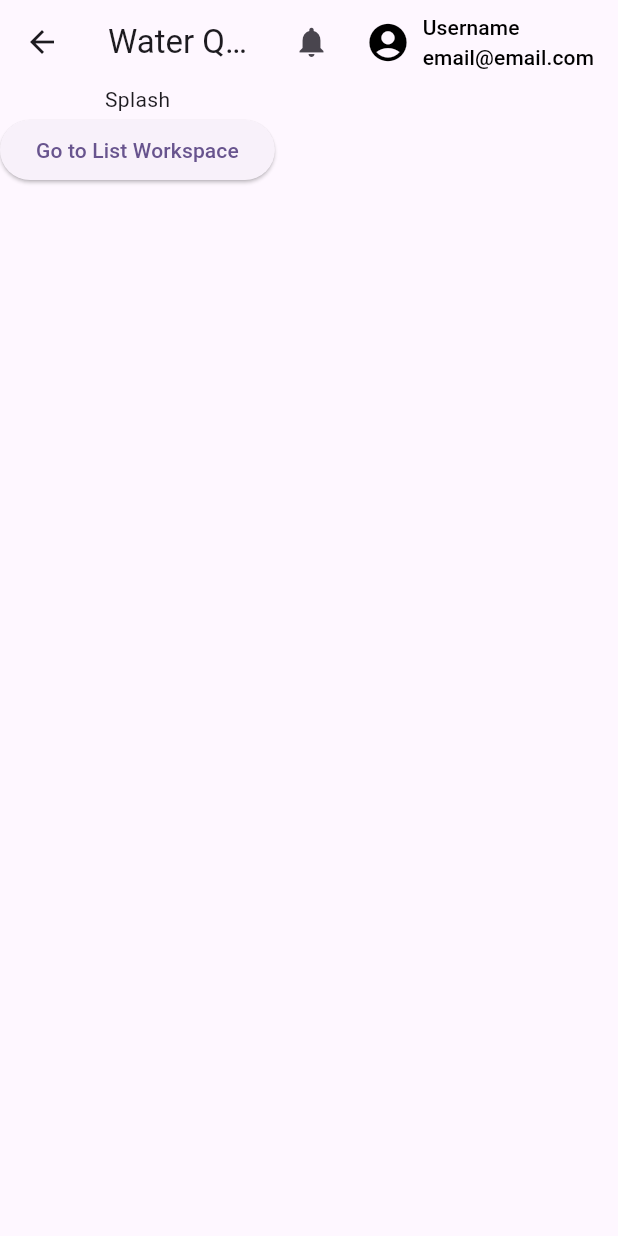
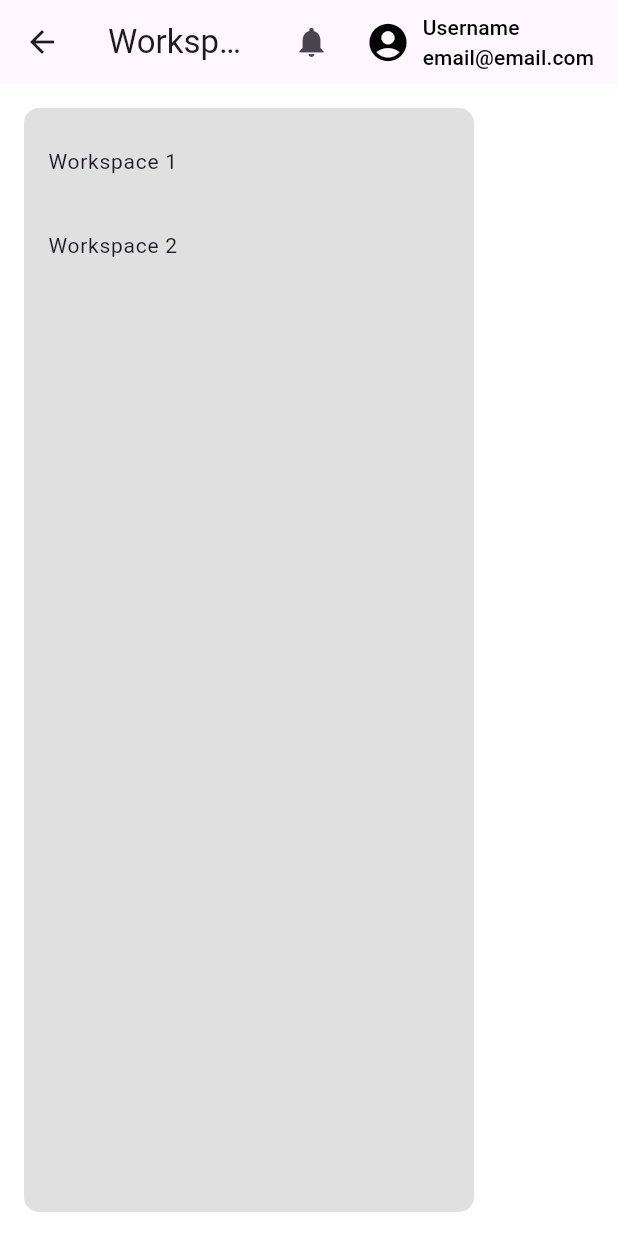
Before and after one commit to Emmanueloz/frontend_water_quality, a Flutter app: the Layout screen opened directly, on a phone screen of 412 x 824 dp. Run offline on Flutter 3.47's test engine with Material 3 defaults, Android fonts, the phone set to English and light mode, and no system bars; our stand-ins replace go_router.

Commit message:
fix(workspaces) base para la lista de workspace

```diff
--- a/lib/domain/models/route_properties.dart
+++ b/lib/domain/models/route_properties.dart
@@ -1,9 +1,11 @@
 class RouteProperties {
   final String name;
   final String path;
+  final String? pathRoot;
 
   RouteProperties({
     required this.name,
     required this.path,
+    this.pathRoot,
   });
 }
--- /dev/null
+++ b/lib/presentation/widgets/common/sidebar_item.dart
@@ -0,0 +1,23 @@
+import 'package:flutter/material.dart';
+
+class SideBarItem extends StatelessWidget {
+  final String title;
+  final void Function()? onTap;
+
+  const SideBarItem({super.key, required this.title, this.onTap});
+
+  @override
+  Widget build(BuildContext context) {
+    return Container(
+      padding: const EdgeInsets.symmetric(vertical: 4.0),
+      child: ListTile(
+        title: Text(
+          title,
+          style: const TextStyle(fontSize: 14),
+        ),
+        dense: true,
+        onTap: onTap,
+      ),
+    );
+  }
+}
--- a/lib/presentation/widgets/layout/layout.dart
+++ b/lib/presentation/widgets/layout/layout.dart
@@ -11,6 +11,7 @@ class Layout extends StatelessWidget {
     return Scaffold(
       appBar: AppBarNavigation(title: title),
       body: body,
+      backgroundColor: Colors.white70,
     );
   }
 }
--- a/lib/router/app_router.dart
+++ b/lib/router/app_router.dart
@@ -1,4 +1,5 @@
 // app_router.dart
+import 'package:frontend_water_quality/presentation/pages/list_workspace.dart';
 import 'package:frontend_water_quality/presentation/pages/simple.dart';
 import 'package:frontend_water_quality/presentation/pages/splash.dart';
 import 'package:frontend_water_quality/router/routes.dart';
@@ -28,7 +29,7 @@ class AppRouter {
       GoRoute(
         path: Routes.listWorkspace.path,
         name: Routes.listWorkspace.name,
-        builder: (context, state) => const Simple(title: 'List Workspace'),
+        builder: (context, state) => const ListWorkspace(),
       ),
       GoRoute(
         path: Routes.viewWorkspace.path,
--- a/lib/router/routes.dart
+++ b/lib/router/routes.dart
@@ -20,6 +20,7 @@ class Routes {
   static RouteProperties viewWorkspace = RouteProperties(
     name: "viewWorkspace",
     path: "/workspace/:id",
+    pathRoot: "/workspace/",
   );
   static RouteProperties profile = RouteProperties(
     name: "profile",
```
Also changed, not shown: lib/presentation/pages/list_workspace.dart (added, +73 -0 lines), lib/presentation/widgets/specific/workspace/workspace_card.dart (added, +53 -0 lines).
